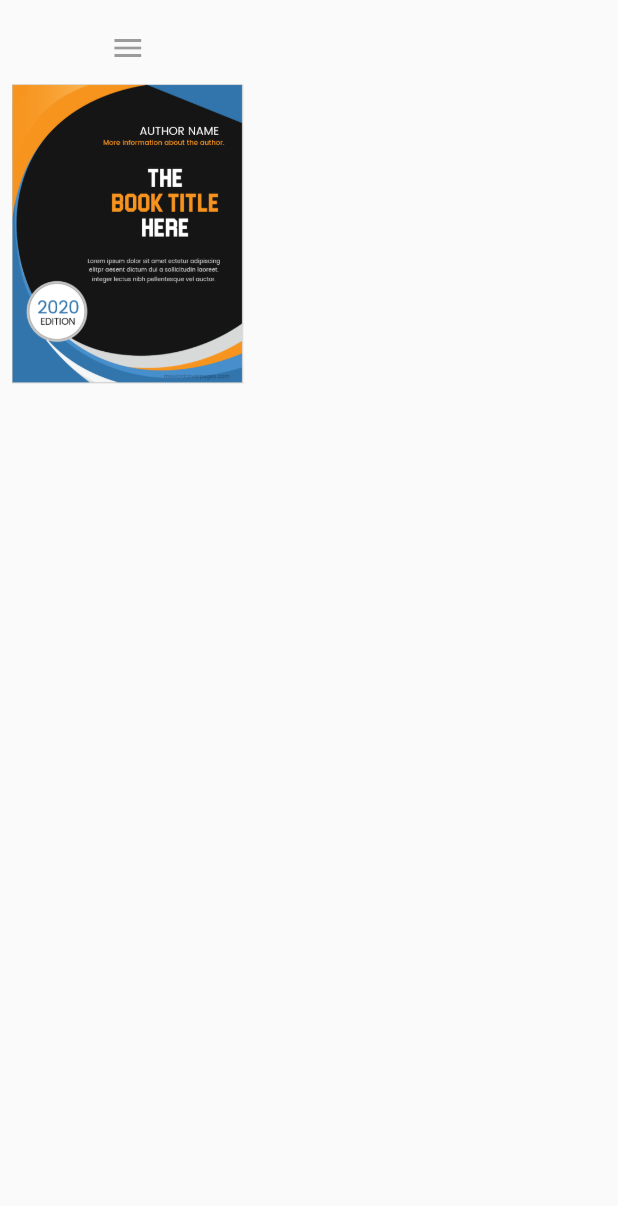
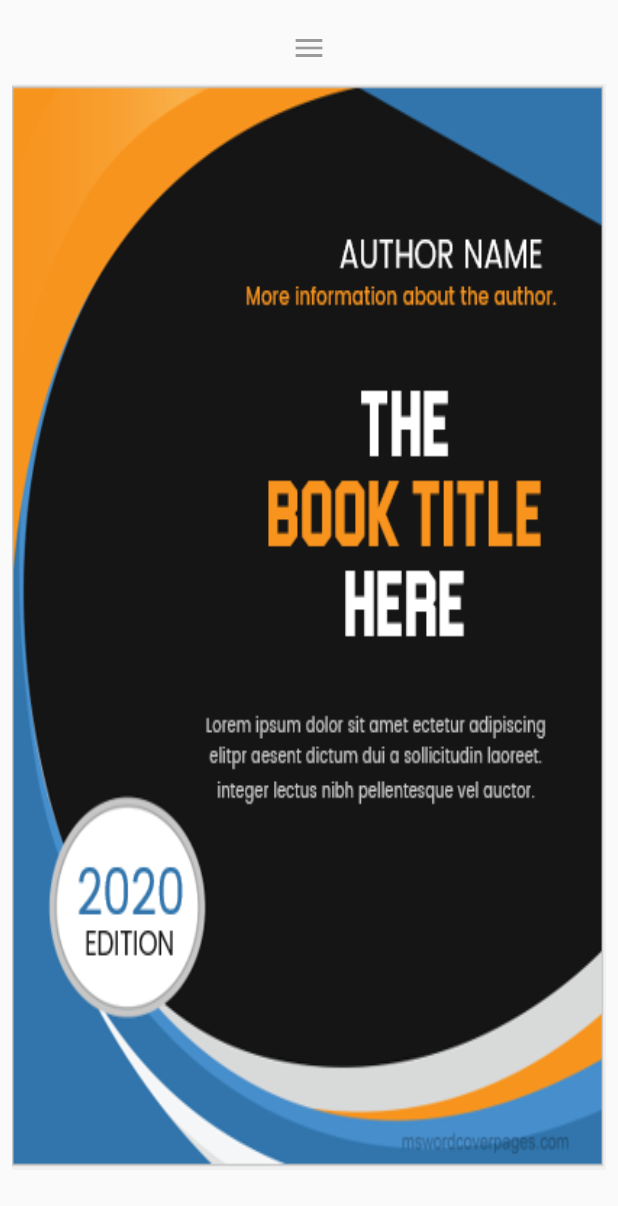
Before and after one commit to hammadparveez/flutter_webapp, a Flutter app: the screen it shows after launch, on a phone screen of 412 x 824 dp. Shown: the top 1206 px of the screen. Run offline on Flutter 3.47's test engine with Material 2 defaults, Android fonts, the phone set to English and light mode, and no system bars; our stand-ins replace get, simple_animations.

Commit message:
updated book width

```diff
--- a/lib/screens/agency/agency_screen.dart
+++ b/lib/screens/agency/agency_screen.dart
@@ -4,9 +4,7 @@ import 'dart:math' as math;
 import 'package:flutter/material.dart';
 import 'package:flutter_webapp/screens/agency/agency_controller.dart';
 import 'package:flutter_webapp/screens/second/second_screen.dart';
-
 import 'package:get/get.dart';
-
 import 'package:simple_animations/simple_animations.dart';
 
 class AgencyScreen extends StatefulWidget {
@@ -188,8 +186,8 @@ class BookCoverWidget extends StatelessWidget {
           //
           //
           transformAlignment: FractionalOffset.center,
-          height: height ?? 200,
-          width: width,
+          height: height ?? Get.height - 100,
+          width: width ?? Get.width,
           color: Color(0xffDB19DB),
           child: Image.asset(
             'assets/book-cover.png',
--- a/lib/screens/second/second_screen.dart
+++ b/lib/screens/second/second_screen.dart
@@ -1,4 +1,3 @@
-import 'dart:developer';
 import 'dart:math';
 
 import 'package:flutter/material.dart';
@@ -80,7 +79,7 @@ class SecondScreen extends StatelessWidget {
                   // ..setEntry(3, 0, -0.001),
                   // height: 200,
 
-                  width: ctx2.width * .8,
+                  width: ctx2.width,
 
                   child: BookCoverWidget(height: ctx2.height),
                   // child: _buildBody(),
```
